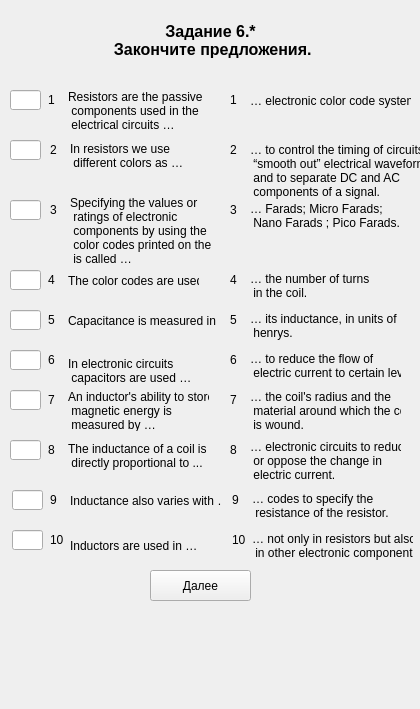
Before: the Qt Designer form client/UI/variant_1/zadanie6_part2_var1.ui in Scykorr/dmitr_client_serv_test, drawn with Qt 5.
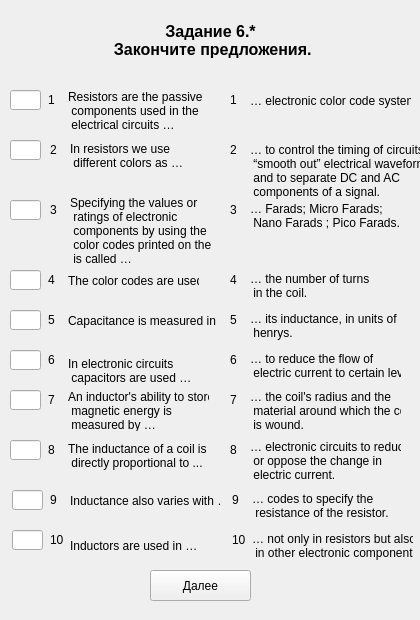
After: the same form once the commit is applied.

```diff
--- a/client/UI/variant_1/zadanie6_part2_var1.ui
+++ b/client/UI/variant_1/zadanie6_part2_var1.ui
@@ -7,7 +7,7 @@
     <x>0</x>
     <y>0</y>
     <width>420</width>
-    <height>709</height>
+    <height>620</height>
    </rect>
   </property>
   <property name="windowTitle">
```
Left out of the diff: 13 changed lines with no effect on the pictures.
